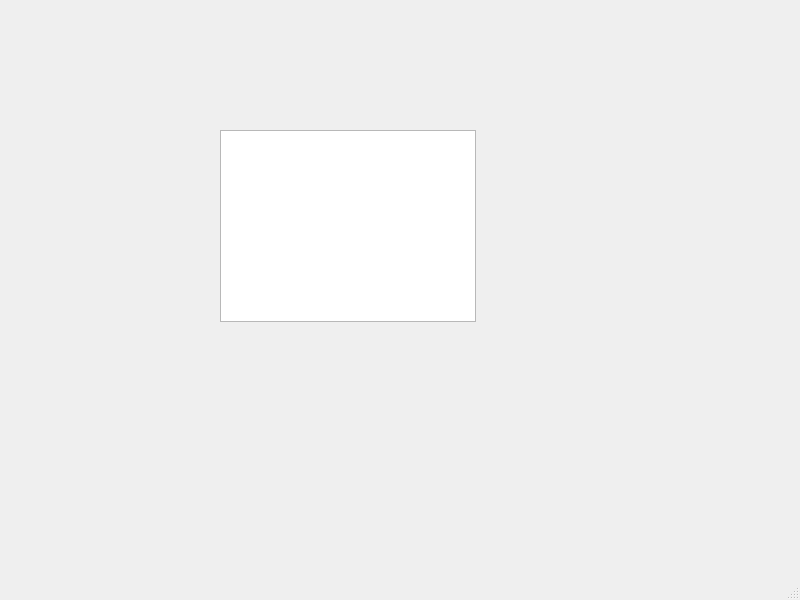
This is Lab5/mainwindow.ui in FerneyMP/Lab5 as Qt 5 draws it before an edit. The edited form follows.
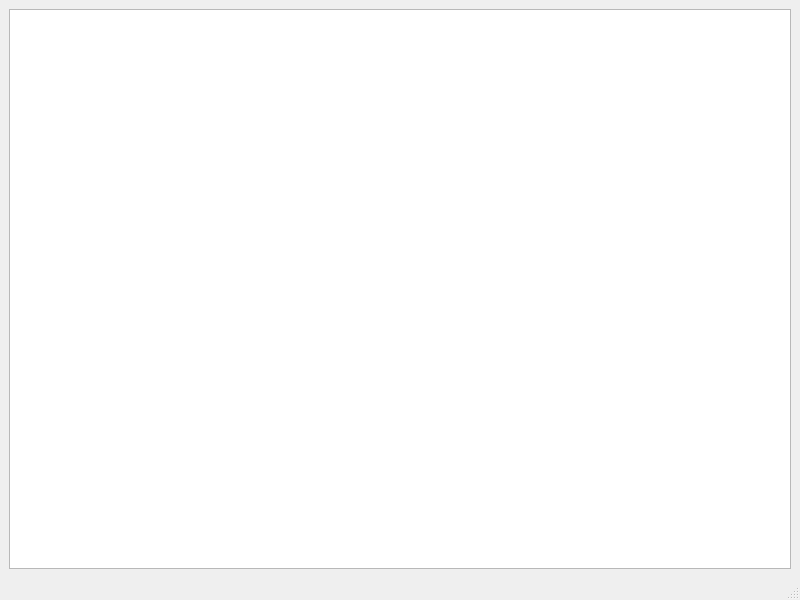
This is the edited form.

Diff of the .ui file:
```diff
--- a/Lab5/mainwindow.ui
+++ b/Lab5/mainwindow.ui
@@ -14,16 +14,11 @@
    <string>MainWindow</string>
   </property>
   <widget class="QWidget" name="centralwidget">
-   <widget class="QGraphicsView" name="graphicsView">
-    <property name="geometry">
-     <rect>
-      <x>220</x>
-      <y>130</y>
-      <width>256</width>
-      <height>192</height>
-     </rect>
-    </property>
-   </widget>
+   <layout class="QGridLayout" name="gridLayout">
+    <item row="0" column="0">
+     <widget class="QGraphicsView" name="graphicsView"/>
+    </item>
+   </layout>
   </widget>
   <widget class="QMenuBar" name="menubar">
    <property name="geometry">
```
